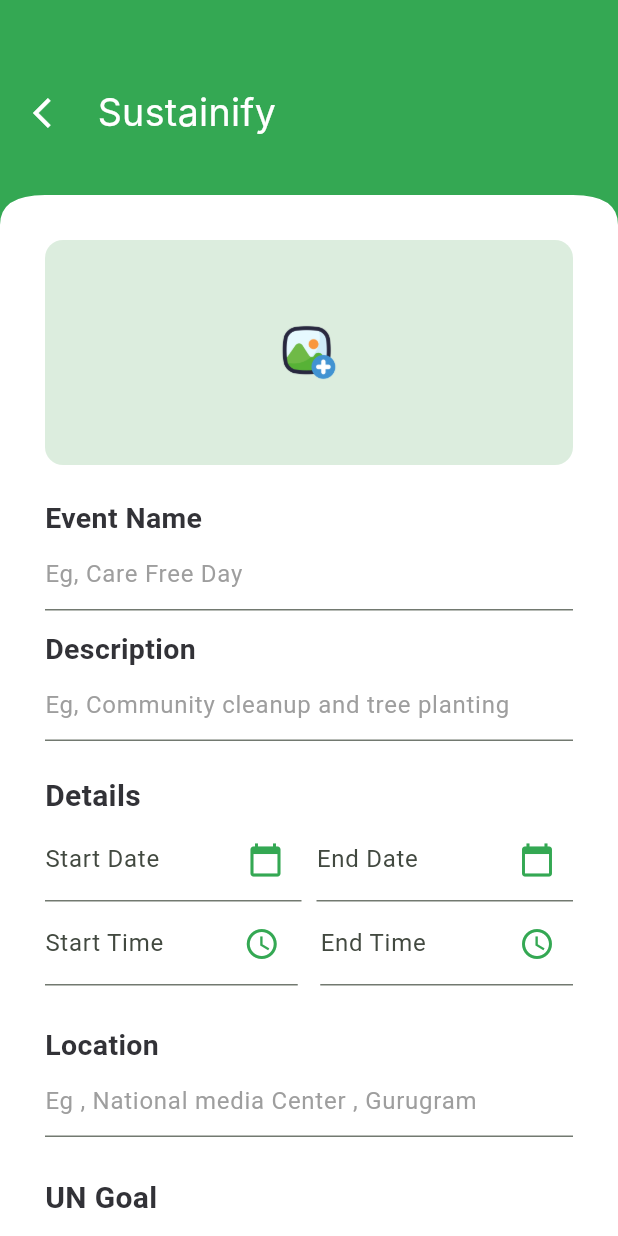
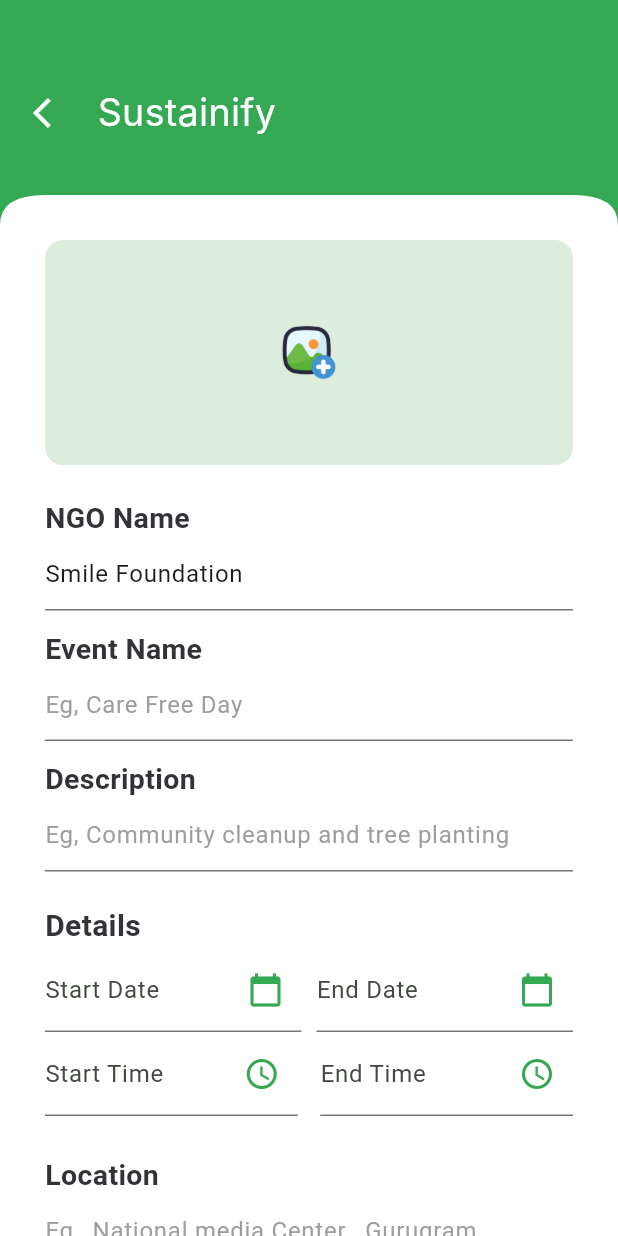
Before and after one commit to Ria-00/Sustainfy, a Flutter app: the CreateEventPage screen opened directly, on a phone screen of 412 x 824 dp. Run offline on Flutter 3.47's test engine with Material 3 defaults, Android fonts, the phone set to English and light mode, and no system bars; our stand-ins replace animated_splash_screen, cloud_firestore, curved_navigation_bar, firebase_auth, firebase_core, font_awesome_flutter and 5 more; missing offline and left inert: flutter_overboard, mobile_scanner; accounts and stored records are empty; Roboto replaces fonts that are missing (Inter).

Commit message:
ngo name added in create form

```diff
--- a/lib/providers/EventProvider.dart
+++ b/lib/providers/EventProvider.dart
@@ -1,6 +1,7 @@
 import 'package:flutter/material.dart';
 
 class EventProvider extends ChangeNotifier {
+  String ngoName = "Smile Foundation";
   String eventName = "";
   String description = "";
   String startDate = "";
--- a/lib/screens/NGOScreens/CreateEventPage.dart
+++ b/lib/screens/NGOScreens/CreateEventPage.dart
@@ -116,6 +116,27 @@ class _CreateEventPageState extends State<CreateEventPage> {
                   children: [
                     _buildMainImageSection(),
                     SizedBox(height: 16),
+                    Padding(
+              padding: const EdgeInsets.symmetric(vertical: 6.0),
+              child: Column(
+                crossAxisAlignment: CrossAxisAlignment.start,
+                children: [
+                          Text("NGO Name",
+                              style: TextStyle(
+                                  color: Color.fromRGBO(50, 50, 55, 1),
+                                  fontSize: 19,
+                                  fontWeight: FontWeight.bold)),
+                          TextField(
+                          controller: TextEditingController(text: Provider.of<EventProvider>(context).ngoName),
+                          readOnly: true,
+                          decoration: InputDecoration(
+                            hintText: Provider.of<EventProvider>(context).ngoName,
+                            hintStyle: TextStyle(color: Colors.grey, fontSize: 16),
+                          ),
+                        ),
+                        ],
+                      ),
+                    ),
                     _buildTextField(
                         "Event Name", "Eg, Care Free Day", "eventName"),
                     _buildTextField(
```
Also changed, not shown: lib/screens/NGOScreens/NextScreenAfterFormCreate.dart (+10 -1 lines).
